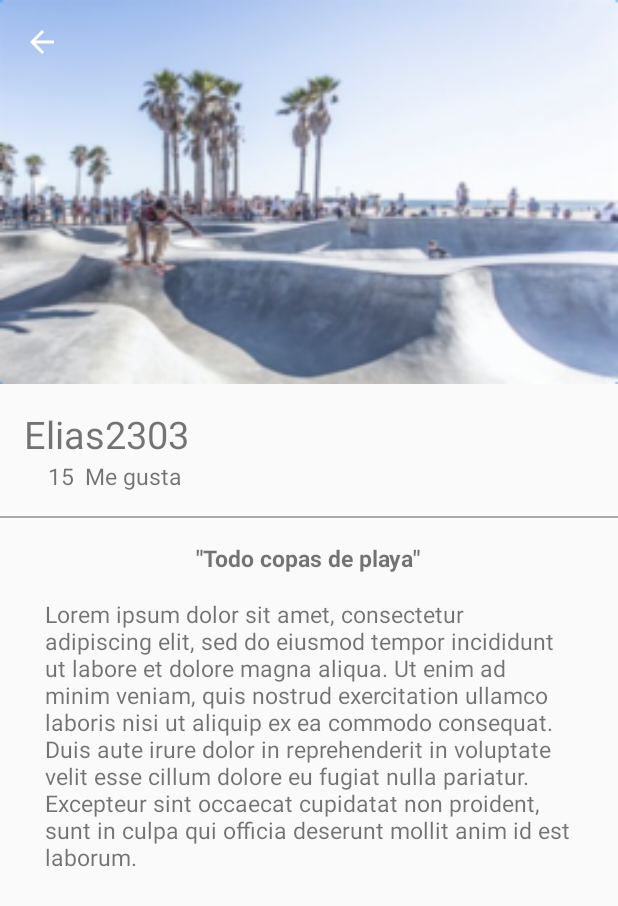
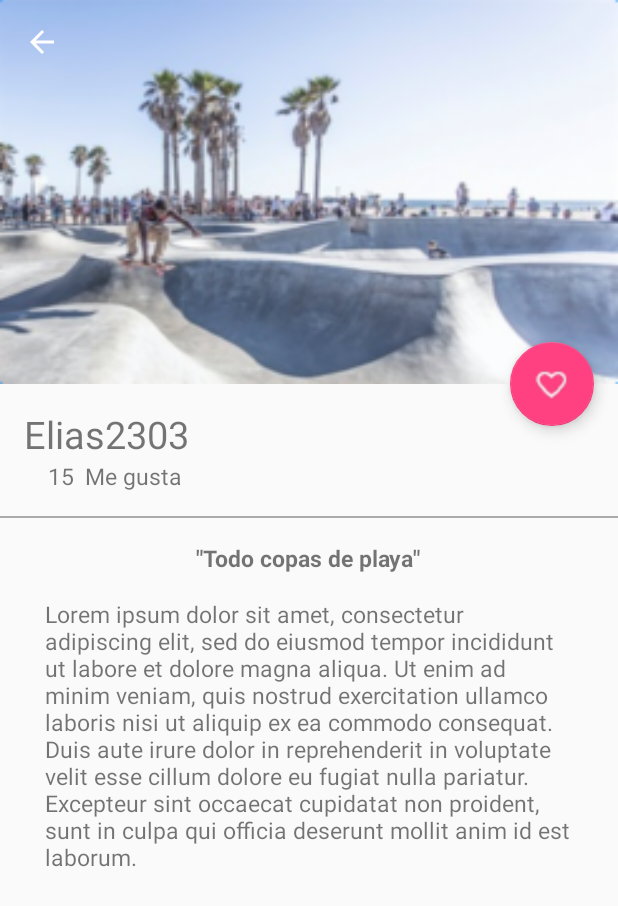
Before and after one commit to Elias2389/Platzigram, an Android app: the PictureDetailActivity screen opened directly, with no data from a screen before it, on a phone screen of 412 x 824 dp. Shown: the top 906 px of the screen. Run offline under Robolectric (Android 15) with nearby library versions, the phone set to English and light mode, and no system bars.

```diff
--- a/app/build.gradle
+++ b/app/build.gradle
@@ -33,4 +33,5 @@ dependencies {
     compile 'com.roughike:bottom-bar:2.3.1'
     compile 'com.android.support:recyclerview-v7:26.+'
     compile 'com.squareup.picasso:picasso:2.5.2'
+    compile 'de.hdodenhof:circleimageview:2.2.0'
 }
--- a/app/src/main/res/layout/activity_picture_detail.xml
+++ b/app/src/main/res/layout/activity_picture_detail.xml
@@ -133,7 +133,16 @@ tools:context="com.erivas.platzigram.view.PictureDetailActivity"
 
     </android.support.v4.widget.NestedScrollView>
 
+    <android.support.design.widget.FloatingActionButton
+        android:id="@+id/fab"
+        android:layout_width="wrap_content"
+        android:layout_height="wrap_content"
+        android:layout_margin="@dimen/fab_margin"
+        app:srcCompat="@drawable/heart"
+        app:layout_anchor="@+id/appBarLayout"
+        app:layout_anchorGravity="bottom|end"
 
+        />
 
 
 
```
Also changed, not shown: app/src/main/res/layout/fragment_profile.xml (+47 -2 lines), 7 other files.
